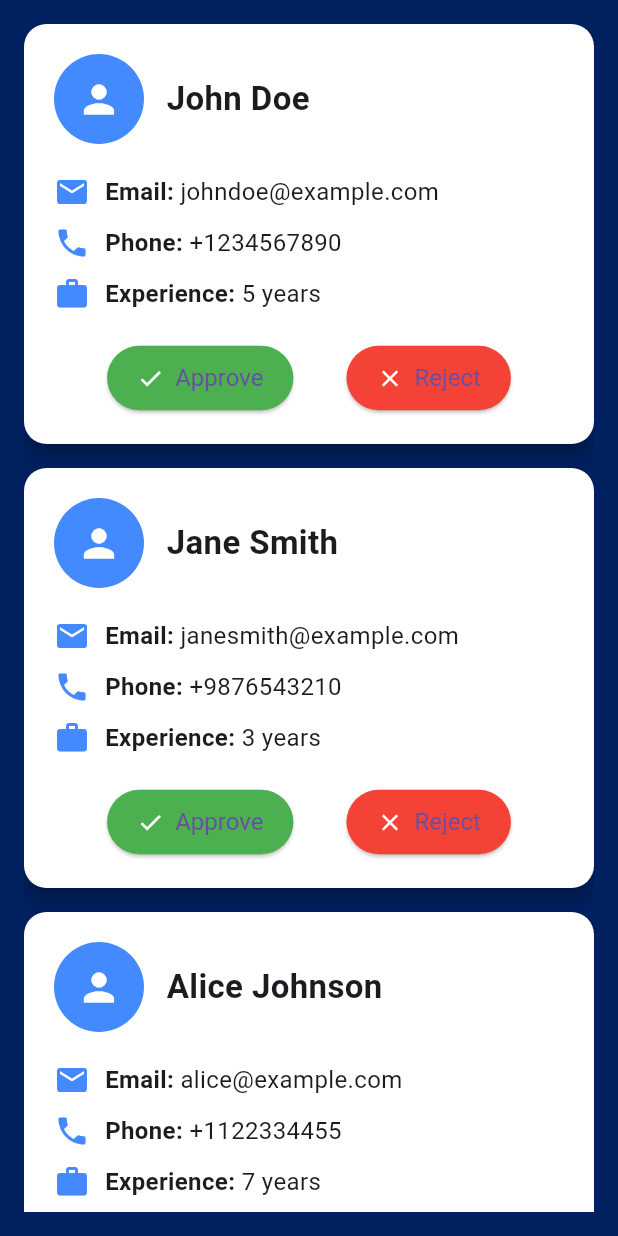
After one commit to ali88367/mascare_admin_backend, a Flutter app: the ProApprove screen opened directly, on a phone screen of 412 x 824 dp. The commit adds this screen. Run offline on Flutter 3.47's test engine with Material 3 defaults, Android fonts, the phone set to English and light mode, and no system bars; our stand-ins replace cloud_firestore, file_picker, firebase_core, firebase_storage, get, sidebarx; accounts and stored records are empty; statements that could not run were skipped.

Commit message:
first commit

```diff
--- /dev/null
+++ b/lib/pro_approve.dart
@@ -0,0 +1,125 @@
+import 'package:flutter/material.dart';
+import 'package:mascare_admin_backend/colors.dart';
+
+class ProApprove extends StatelessWidget {
+  const ProApprove({super.key});
+
+  @override
+  Widget build(BuildContext context) {
+    // List of pros (Static data for design preview)
+    List<Map<String, String>> prosList = [
+      {
+        "name": "John Doe",
+        "email": "johndoe@example.com",
+        "phone": "+1234567890",
+        "experience": "5 years"
+      },
+      {
+        "name": "Jane Smith",
+        "email": "janesmith@example.com",
+        "phone": "+9876543210",
+        "experience": "3 years"
+      },
+      {
+        "name": "Alice Johnson",
+        "email": "alice@example.com",
+        "phone": "+1122334455",
+        "experience": "7 years"
+      },
+    ];
+
+    return Scaffold(
+      backgroundColor: darkBlue,
+
+      body: Padding(
+        padding: const EdgeInsets.all(16.0),
+        child: Center(
+          child: ConstrainedBox(
+            constraints: const BoxConstraints(maxWidth: 700), // Max width 700px
+            child: ListView.builder(
+              itemCount: prosList.length,
+              itemBuilder: (context, index) {
+                return _buildProCard(prosList[index]);
+              },
+            ),
+          ),
+        ),
+      ),
+    );
+  }
+
+  Widget _buildProCard(Map<String, String> proDetails) {
+    return Card(
+      shape: RoundedRectangleBorder(borderRadius: BorderRadius.circular(15)),
+      elevation: 5,
+      color: Colors.white,
+      margin: const EdgeInsets.only(bottom: 16),
+      child: Padding(
+        padding: const EdgeInsets.all(20.0),
+        child: Column(
+          crossAxisAlignment: CrossAxisAlignment.start,
+          children: [
+            Row(
+              children: [
+                CircleAvatar(
+                  radius: 30,
+                  backgroundColor: Colors.blueAccent,
+                  child: Icon(Icons.person, color: Colors.white, size: 30),
+                ),
+                const SizedBox(width: 15),
+                Text(
+                  proDetails['name']!,
+                  style: const TextStyle(fontSize: 22, fontWeight: FontWeight.bold),
+                ),
+              ],
+            ),
+            const SizedBox(height: 15),
+            _buildDetailRow(Icons.email, "Email", proDetails['email']!),
+            _buildDetailRow(Icons.phone, "Phone", proDetails['phone']!),
+            _buildDetailRow(Icons.work, "Experience", proDetails['experience']!),
+            const SizedBox(height: 15),
+            Row(
+              mainAxisAlignment: MainAxisAlignment.spaceEvenly,
+              children: [
+                ElevatedButton.icon(
+                  onPressed: () {},
+                  icon: const Icon(Icons.check, color: Colors.white),
+                  label: const Text("Approve"),
+                  style: ElevatedButton.styleFrom(
+                    backgroundColor: Colors.green,
+                    padding: const EdgeInsets.symmetric(horizontal: 20, vertical: 12),
+                    textStyle: const TextStyle(fontSize: 16),
+                  ),
+                ),
+                ElevatedButton.icon(
+                  onPressed: () {},
+                  icon: const Icon(Icons.close, color: Colors.white),
+                  label: const Text("Reject"),
+                  style: ElevatedButton.styleFrom(
+                    backgroundColor: Colors.red,
+                    padding: const EdgeInsets.symmetric(horizontal: 20, vertical: 12),
+                    textStyle: const TextStyle(fontSize: 16),
+                  ),
+                ),
+              ],
+            ),
+          ],
+        ),
+      ),
+    );
+  }
+
+  Widget _buildDetailRow(IconData icon, String label, String value) {
+    return Padding(
+      padding: const EdgeInsets.symmetric(vertical: 5),
+      child: Row(
+        children: [
+          Icon(icon, color: Colors.blueAccent, size: 24),
+          const SizedBox(width: 10),
+          Text("$label: ", style: const TextStyle(fontWeight: FontWeight.bold, fontSize: 16)),
+          Expanded(child: Text(value, style: const TextStyle(fontSize: 16))),
+        ],
+      ),
+    );
+  }
+}
```
Also changed, not shown: lib/SideBar/home_main.dart (+6 -3 lines), lib/SideBar/sidebar.dart (+8 -3 lines), lib/user_details.dart (+22 -22 lines).
